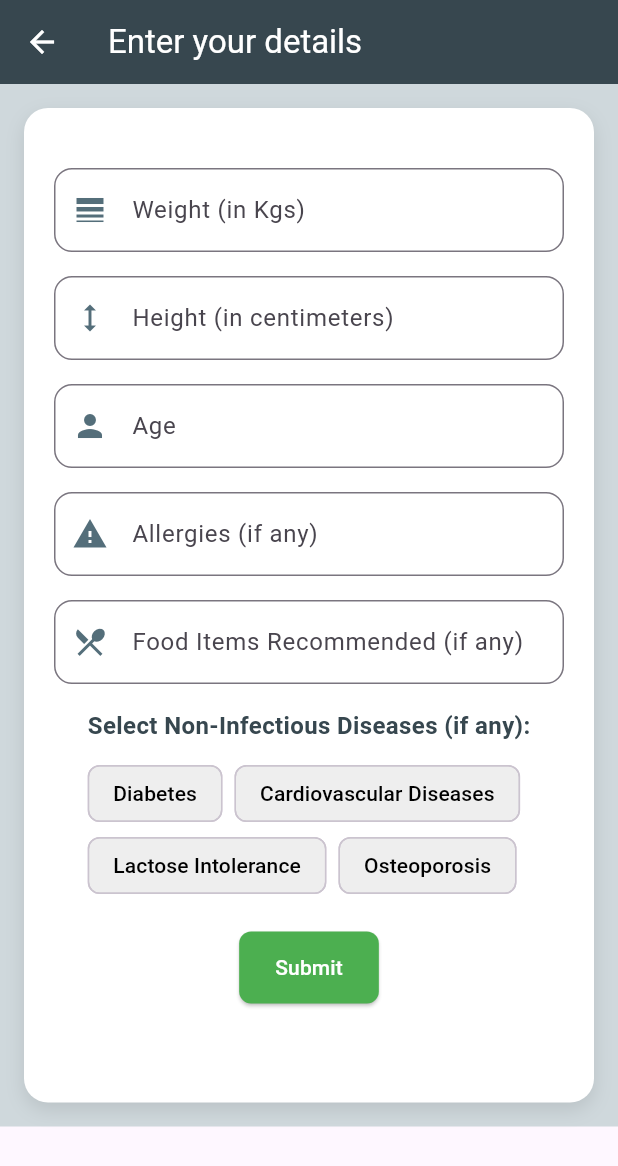
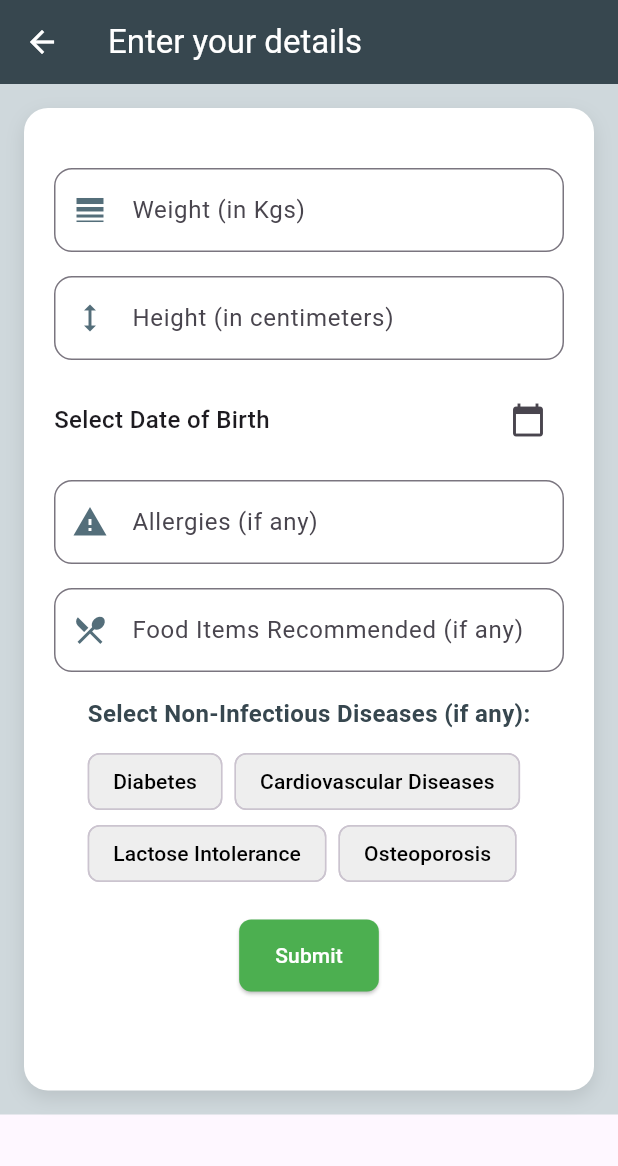
Before and after one commit to hashanwijemanna/NutriMob, a Flutter app: the BMICalculater screen opened directly, on a phone screen of 412 x 824 dp. Shown: the top 1166 px of the screen. Run offline on Flutter 3.47's test engine with Material 3 defaults, Android fonts, the phone set to English and light mode, and no system bars; our stand-ins replace cloud_firestore, firebase_auth, firebase_core, firebase_database, google_fonts, google_sign_in and 1 more; accounts and stored records are empty.

Commit message:
Updated
Added Date of birth instead of age, change logic of getting age in user profile.

```diff
--- a/nutri_mob/lib/BMI CAL.dart
+++ b/nutri_mob/lib/BMI CAL.dart
@@ -13,7 +13,7 @@ class BMICalculater extends StatefulWidget {
 class _BMICalculaterState extends State<BMICalculater> {
   var wtController = TextEditingController();
   var htController = TextEditingController();
-  var agController = TextEditingController();
+  DateTime? selectedDateOfBirth;
   var allergiesController = TextEditingController();
   var foodItemsController = TextEditingController();
 
@@ -78,11 +78,7 @@ class _BMICalculaterState extends State<BMICalculater> {
                     icon: Icons.height,
                   ),
                   SizedBox(height: 16),
-                  _buildTextField(
-                    controller: agController,
-                    label: 'Age',
-                    icon: Icons.person,
-                  ),
+                  _buildDatePicker(),
                   SizedBox(height: 16),
                   _buildTextField(
                     controller: allergiesController,
@@ -102,14 +98,13 @@ class _BMICalculaterState extends State<BMICalculater> {
                     onPressed: () async {
                       var wt = wtController.text.toString();
                       var ht = htController.text.toString();
-                      var age = agController.text.toString();
+                      var dob = selectedDateOfBirth;
                       var allergies = allergiesController.text.toString();
                       var foodItems = foodItemsController.text.toString();
 
-                      if (wt.isNotEmpty && ht.isNotEmpty && age.isNotEmpty) {
+                      if (wt.isNotEmpty && ht.isNotEmpty && dob != null) {
                         var iWt = int.parse(wt);
                         var iht = int.parse(ht);
-                        var iAge = int.parse(age);
 
                         var tM = iht / 100;
                         var bmi = iWt / (tM * tM);
@@ -121,7 +116,7 @@ class _BMICalculaterState extends State<BMICalculater> {
                           Map<String, dynamic> userData = {
                             "weight": iWt,
                             "height": iht,
-                            "age": iAge,
+                            "date_of_birth": dob.toIso8601String(),
                             "bmi": bmi.toStringAsFixed(2),
                             "email": email,
                           };
@@ -202,6 +197,38 @@ class _BMICalculaterState extends State<BMICalculater> {
     );
   }
 
+  Widget _buildDatePicker() {
+    return Row(
+      children: [
+        Expanded(
+          child: Text(
+            selectedDateOfBirth == null
+                ? 'Select Date of Birth'
+                : 'Date of Birth: ${selectedDateOfBirth!.toLocal().toString().split(' ')[0]}',
+            style: TextStyle(fontSize: 16, fontWeight: FontWeight.w500),
+          ),
+        ),
+        IconButton(
+          icon: Icon(Icons.calendar_today),
+          onPressed: () async {
+            DateTime? pickedDate = await showDatePicker(
+              context: context,
+              initialDate: DateTime.now(),
+              firstDate: DateTime(1900),
+              lastDate: DateTime.now(),
+            );
+
+            if (pickedDate != null && pickedDate != selectedDateOfBirth) {
+              setState(() {
+                selectedDateOfBirth = pickedDate;
+              });
+            }
+          },
+        ),
+      ],
+    );
+  }
+
   Widget _buildDiseaseSelection() {
     return Column(
       crossAxisAlignment: CrossAxisAlignment.start,
--- a/nutri_mob/lib/User.dart
+++ b/nutri_mob/lib/User.dart
@@ -42,15 +42,30 @@ class _UserProfileScreenState extends State<UserProfileScreen> {
       FirebaseDatabase.instance.ref().child('users/${user.uid}/bioData');
       DataSnapshot bioData = await bioDataRef.get();
 
+      DateTime? dob;
+      if (bioData.child('date_of_birth').value != null) {
+        dob = DateTime.parse(bioData.child('date_of_birth').value.toString());
+      }
+
       setState(() {
         userName = userDoc['name'] ?? 'User Name';
         userEmail = user.email ?? 'user@example.com';
-        age = bioData.child('age').value.toString() + ' years';
+        age = dob != null ? _calculateAge(dob).toString() + ' years' : 'Age not available';
         height = bioData.child('height').value.toString() + ' cm';
         weight = bioData.child('weight').value.toString() + ' kg';
         bmi = bioData.child('bmi').value.toString();
       });
     }
+  }
+
+  int _calculateAge(DateTime dateOfBirth) {
+    final today = DateTime.now();
+    int age = today.year - dateOfBirth.year;
+    if (dateOfBirth.month > today.month ||
+        (dateOfBirth.month == today.month && dateOfBirth.day > today.day)) {
+      age--;
+    }
+    return age;
   }
 
   Future<void> _logout() async {
```
Also changed, not shown: nutri_mob/lib/DatePicker.dart (added, +76 -0 lines).
